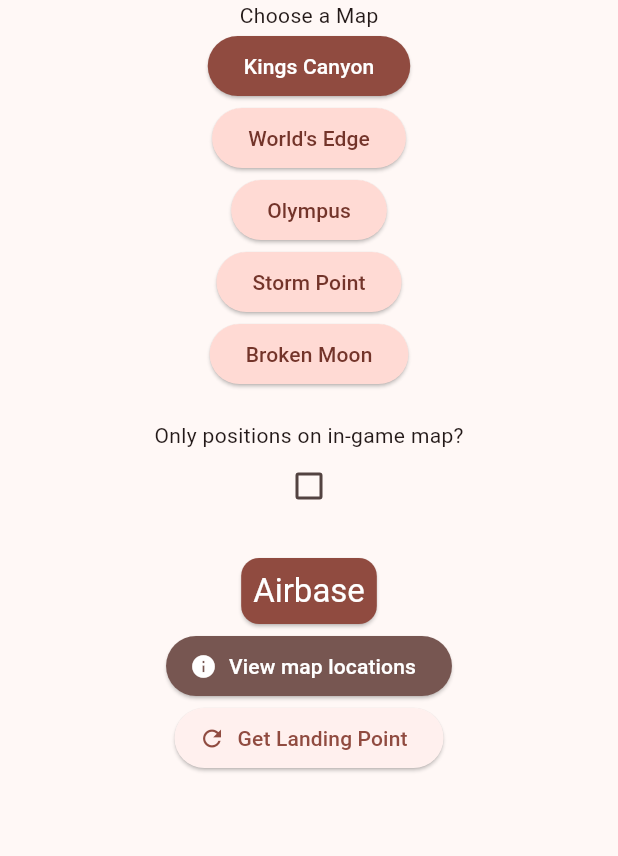
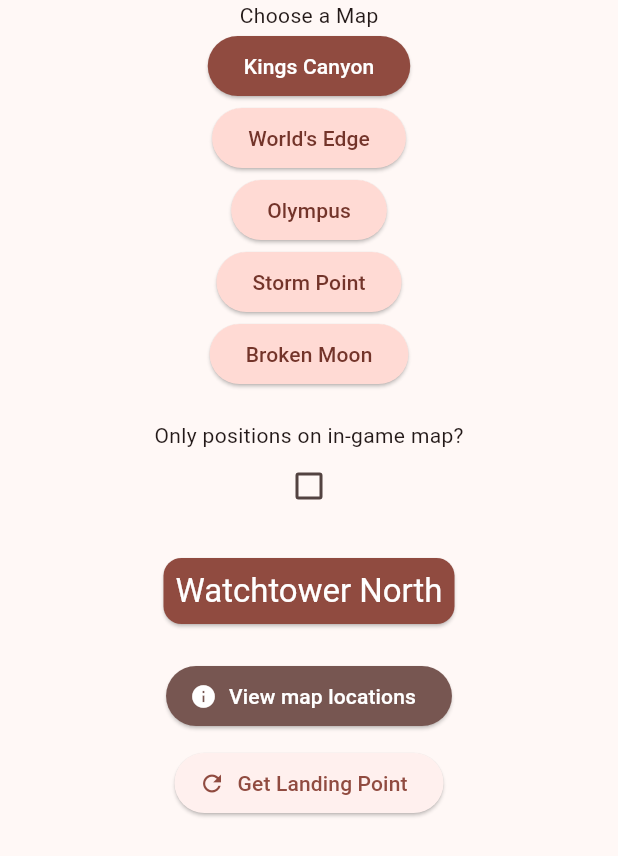
Before and after one commit to Yoshiboi18303/apex-randomizers-app, a Flutter app: the LandingPointChooser widget shown alone on an empty page, opened directly, after a tap on "Kings Canyon", after a tap on "Get Landing Point", on a phone screen of 412 x 824 dp. Shown: the top 856 px of the screen. Run offline on Flutter 3.47's test engine with Material 3 defaults, Android fonts, the light colour scheme and no system bars.

Commit message:
Finish Kings Canyon locations Fix LandingPointChooser

```diff
--- a/lib/lists.dart
+++ b/lib/lists.dart
@@ -70,6 +70,56 @@
     LandingPoint("ARES Capacitor", true),
     LandingPoint("Artillery Battery", true),
     LandingPoint("Artillery Underpass", false),
+    LandingPoint("Basin", false),
+    LandingPoint("Broken Coast", false),
+    LandingPoint("Broken Coast Overlook", false),
+    LandingPoint("Broken Coast South", false),
+    LandingPoint("Broken Relay", false),
+    LandingPoint("Bunker Pass", true),
+    LandingPoint("Cable Suspension", false),
+    LandingPoint("Cage", true),
+    LandingPoint("Cage Crossing", false),
+    LandingPoint("Capacitor Junction", false),
+    LandingPoint("Capacitor Overlook", false),
+    LandingPoint("Capacitor Tunnel", false),
+    LandingPoint("Caustic Treatment", true),
+    LandingPoint("Caves", false),
+    LandingPoint("Crashed Ship", false),
+    LandingPoint("Crash Site", true),
+    LandingPoint("Creature Containment", true),
+    LandingPoint("Crossroads", false),
+    LandingPoint("Crypto's Map Room", true),
+    LandingPoint("Destroyed Artillery Tunnel", false),
+    LandingPoint("Destroyed Cascades", false),
+    LandingPoint("East Settlement", false),
+    LandingPoint("Golden Sands", false),
+    LandingPoint("High Desert", false),
+    LandingPoint("Hillside Outpost", false),
+    LandingPoint("Hydro Dam", true),
+    LandingPoint("Hydro Tunnel", false),
+    LandingPoint("Lagoon Crossing", false),
+    LandingPoint("Marketplace", true),
+    LandingPoint("Octane's Gauntlet", true),
+    LandingPoint("Offshore Rig", true),
+    LandingPoint("Offshore Rig Loading", false),
+    LandingPoint("Reclaimed Forest", false),
+    LandingPoint("Repulsor", true),
+    LandingPoint("Relic", true),
+    LandingPoint("River Center", false),
+    LandingPoint("Runoff", true),
+    LandingPoint("Skull Savage", false),
+    LandingPoint("Singh Labs", true),
+    LandingPoint("Singh Labs Interior", false),
+    LandingPoint("Spotted Lake", true),
+    LandingPoint("Suspended Skull", false),
+    LandingPoint("Swamps", true),
+    LandingPoint("The Pit", true),
+    LandingPoint("Two Spines", false),
+    LandingPoint("Two Spines Outpost", false),
+    LandingPoint("Uncovered Bones", false),
+    LandingPoint("Verdant Crossing", false),
+    LandingPoint("Watchtower North", false),
+    LandingPoint("Watchtower South", false),
   ]),
   Map("World's Edge", "https://apexlegends.fandom.com/wiki/World%27s_Edge", []),
   Map("Olympus", "https://apexlegends.fandom.com/wiki/Olympus", []),
--- a/lib/pages/landing_point_chooser.dart
+++ b/lib/pages/landing_point_chooser.dart
@@ -39,11 +39,18 @@
     var points = <LandingPoint>[];
 
     for (var location in selectedMap!.locations) {
-      if (onMapOnly && location.isOnMap) {
-        points.add(location);
+      if (onMapOnly) {
+        if (location.isOnMap) {
+          points.add(location);
+        }
       } else {
         points.add(location);
       }
+    }
+
+    if (points.isEmpty) {
+      selectedLandingPoint = null;
+      return;
     }
 
     var landingPoint = points[Random().nextInt(points.length)];
@@ -60,6 +67,7 @@
 
   @override
   Widget build(BuildContext context) {
+    print(onMapOnly);
     var theme = Theme.of(context);
     var textStyle = theme.textTheme.titleLarge!.copyWith(
       color: theme.colorScheme.onPrimary,
@@ -104,14 +112,17 @@
               ),
             ),
           ),
+        const SizedBox(
+          height: 20,
+        ),
         if (selectedMap != null)
           InfoButton(
               url: "${selectedMap!.infoUrl}#Locations",
               text: "View map locations",
               style: ElevatedButton.styleFrom(
-                backgroundColor: theme.colorScheme.secondary,
-                foregroundColor: theme.colorScheme.onSecondary,
-              )),
+                  backgroundColor: theme.colorScheme.secondary,
+                  foregroundColor: theme.colorScheme.onSecondary)),
+        const Padding(padding: EdgeInsets.all(5)),
         if (selectedMap != null)
           ElevatedButton.icon(
             onPressed: setSelectedLandingPoint,
```
Also changed, not shown: 1 other file.
